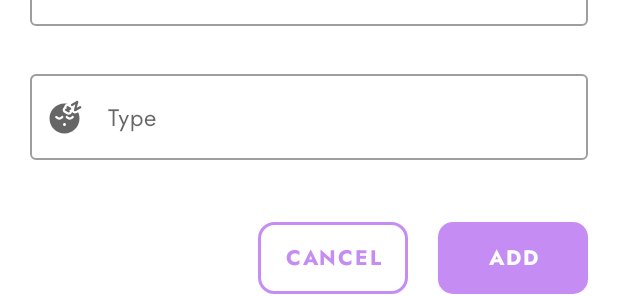
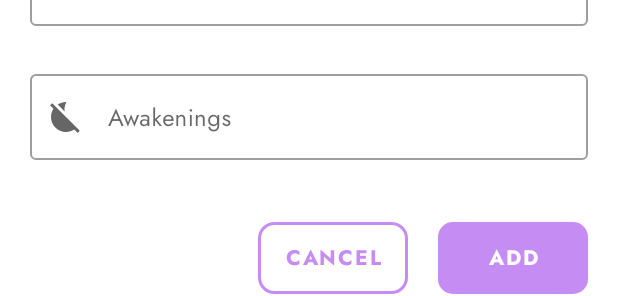
Before and after one commit to adil-arbib/baby_care, an Android app: the layout dialog_add_sleep.xml on its own in the app's theme, with its tools: preview values and no code run, on a phone screen of 412 x 824 dp. Shown: the part 314-610 px from the top of the screen. Run offline under Robolectric (Android 15) with nearby library versions, the phone set to English and light mode, and no system bars.

Commit message:
Added "AddSleepDialog"

```diff
--- a/app/src/main/java/com/groupe6/babycare/repositories/apis/ChildApi.java
+++ b/app/src/main/java/com/groupe6/babycare/repositories/apis/ChildApi.java
@@ -1,7 +1,6 @@
 package com.groupe6.babycare.repositories.apis;
 
 import com.groupe6.babycare.dtos.children.ChildDTO;
-import com.groupe6.babycare.dtos.children.ChildRequestDTO;
 import com.groupe6.babycare.dtos.feeding.FoodDTO;
 import com.groupe6.babycare.dtos.sleeping.SleepDTO;
 
--- a/app/src/main/java/com/groupe6/babycare/repositories/implementations/ChildApiImpl.java
+++ b/app/src/main/java/com/groupe6/babycare/repositories/implementations/ChildApiImpl.java
@@ -4,7 +4,6 @@ package com.groupe6.babycare.repositories.implementations;
 import android.content.Context;
 
 import com.groupe6.babycare.dtos.children.ChildDTO;
-import com.groupe6.babycare.dtos.children.ChildRequestDTO;
 import com.groupe6.babycare.dtos.error.ErrorDTO;
 import com.groupe6.babycare.dtos.feeding.FoodDTO;
 import com.groupe6.babycare.dtos.sleeping.SleepDTO;
--- a/app/src/main/java/com/groupe6/babycare/repositories/implementations/SleepApiImpl.java
+++ b/app/src/main/java/com/groupe6/babycare/repositories/implementations/SleepApiImpl.java
@@ -48,7 +48,7 @@ public class SleepApiImpl {
         });
     }
 
-    public void createSleep(SleepDTO createRequest, final ResponseListener<SleepDTO> listener) {
+    public void createSleep(SleepDTO createRequest,final ResponseListener<SleepDTO> listener) {
         sleepApi.createSleep(createRequest).enqueue(new Callback<SleepDTO>() {
             @Override
             public void onResponse(Call<SleepDTO> call, Response<SleepDTO> response) {
--- /dev/null
+++ b/app/src/main/res/drawable/awakening.xml
@@ -0,0 +1,6 @@
+<vector android:height="24dp" android:tint="#FFFFFF"
+    android:viewportHeight="24" android:viewportWidth="24"
+    android:width="24dp" xmlns:android="http://schemas.android.com/apk/res/android">
+    <path android:fillColor="@android:color/white" android:pathData="M21.19,21.19L2.81,2.81L1.39,4.22l2.27,2.27C2.61,8.08 2,9.97 2,12c0,5.52 4.48,10 10,10c2.04,0 3.93,-0.62 5.51,-1.66l2.27,2.27L21.19,21.19z"/>
+    <path android:fillColor="@android:color/white" android:pathData="M12.34,2.02c-2.18,-0.07 -4.19,0.55 -5.85,1.64l4.59,4.59C10.81,6.2 11.18,4.03 12.34,2.02z"/>
+</vector>
--- a/app/src/main/res/layout/dialog_add_sleep.xml
+++ b/app/src/main/res/layout/dialog_add_sleep.xml
@@ -1,5 +1,6 @@
 <?xml version="1.0" encoding="utf-8"?>
-<androidx.constraintlayout.widget.ConstraintLayout xmlns:android="http://schemas.android.com/apk/res/android"
+<androidx.constraintlayout.widget.ConstraintLayout
+    xmlns:android="http://schemas.android.com/apk/res/android"
     xmlns:app="http://schemas.android.com/apk/res-auto"
     android:layout_width="match_parent"
     android:layout_height="wrap_content"
@@ -27,7 +28,6 @@
         app:errorIconDrawable="@drawable/ic_error"
         app:layout_constraintEnd_toEndOf="parent"
         app:layout_constraintStart_toStartOf="parent"
-
         app:layout_constraintTop_toBottomOf="@+id/txt_add_feeding"
         app:startIconDrawable="@drawable/ic_calendar">
 
@@ -64,32 +64,29 @@
             android:focusableInTouchMode="false"
             android:maxLength="30" />
     </com.google.android.material.textfield.TextInputLayout>
-
-
     <com.google.android.material.textfield.TextInputLayout
-        android:id="@+id/inp_type"
+        android:id="@+id/inp_awakenings"
         style="@style/Widget.MaterialComponents.TextInputLayout.OutlinedBox"
         android:layout_width="match_parent"
         android:layout_height="wrap_content"
         android:layout_marginTop="5dp"
-        android:hint="@string/type"
+        android:hint="@string/awakenings"
         app:errorEnabled="true"
+        app:errorIconDrawable="@drawable/ic_error"
         app:layout_constraintEnd_toEndOf="parent"
         app:layout_constraintStart_toStartOf="parent"
         app:layout_constraintTop_toBottomOf="@+id/inp_start_end_date"
-        app:startIconDrawable="@drawable/ic_sleeping">
+        app:startIconDrawable="@drawable/awakening">
 
-        <EditText
-            android:id="@+id/input_type"
+        <com.google.android.material.textfield.TextInputEditText
+            android:id="@+id/input_awakenings"
             android:layout_width="match_parent"
             android:layout_height="wrap_content"
             android:cursorVisible="false"
             android:focusable="false"
             android:focusableInTouchMode="false"
-            android:importantForAutofill="no" />
-
-    </com.google.android.material.textfield.TextInputLayout>
-
+            android:maxLength="30" />
+</com.google.android.material.textfield.TextInputLayout>
 
     <Button
         android:id="@+id/btn_add"
@@ -100,7 +97,7 @@
         android:fontFamily="@font/jost_bold"
         android:text="@string/add"
         app:layout_constraintEnd_toEndOf="parent"
-        app:layout_constraintTop_toBottomOf="@+id/inp_type" />
+        app:layout_constraintTop_toBottomOf="@+id/inp_awakenings" />
 
     <Button
         android:id="@+id/btn_cancel"
@@ -115,5 +112,4 @@
         app:layout_constraintEnd_toStartOf="@+id/btn_add"
         app:layout_constraintTop_toTopOf="@+id/btn_add" />
 
-
 </androidx.constraintlayout.widget.ConstraintLayout>
--- a/app/src/main/res/layout/fragment_sleeping.xml
+++ b/app/src/main/res/layout/fragment_sleeping.xml
@@ -16,7 +16,7 @@
         app:layout_constraintStart_toStartOf="parent"
         app:layout_constraintEnd_toEndOf="parent"
         app:layout_constraintTop_toTopOf="parent"
-        tools:listitem="@layout/item_sleeping">
+        tools:listitem="@layout/item_activity">
     </androidx.recyclerview.widget.RecyclerView>
 
 
```
Also changed, not shown: app/src/main/java/com/groupe6/babycare/activities/dialogs/AddChildDialog.java (+1 -9 lines), app/src/main/java/com/groupe6/babycare/activities/dialogs/AddSleepDialog.java (added, +96 -0 lines), app/src/main/java/com/groupe6/babycare/dtos/children/ChildRequestDTO.java (deleted, +0 -110 lines), app/src/main/java/com/groupe6/babycare/dtos/sleeping/SleepDTO.java (+18 -3 lines).
